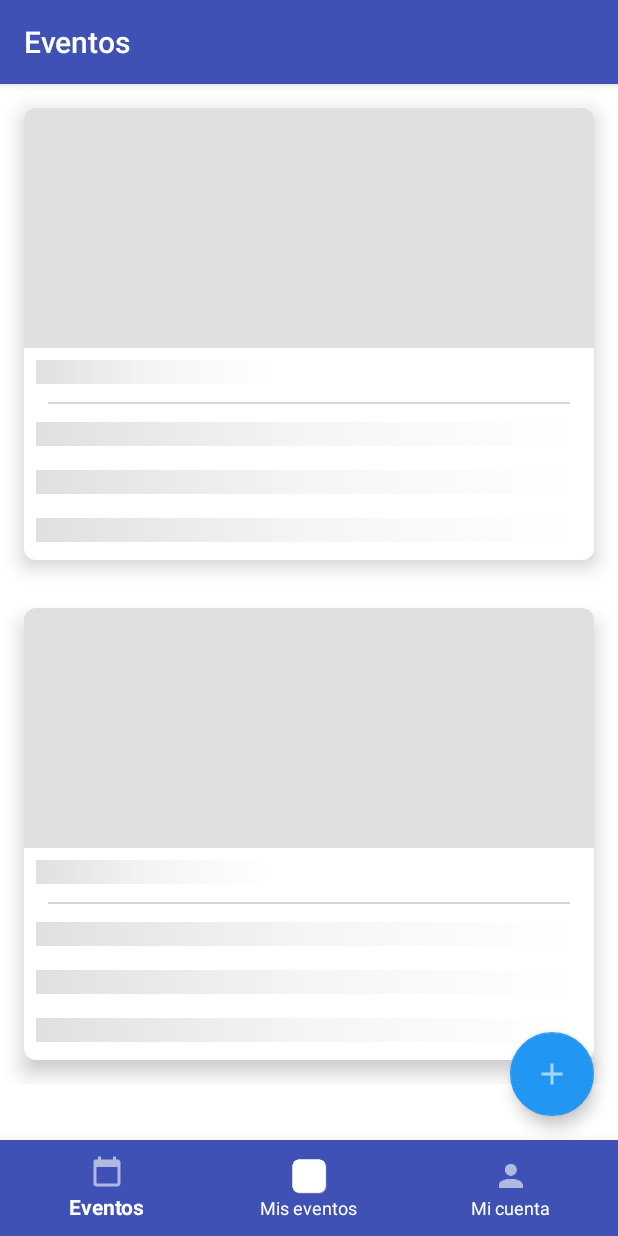
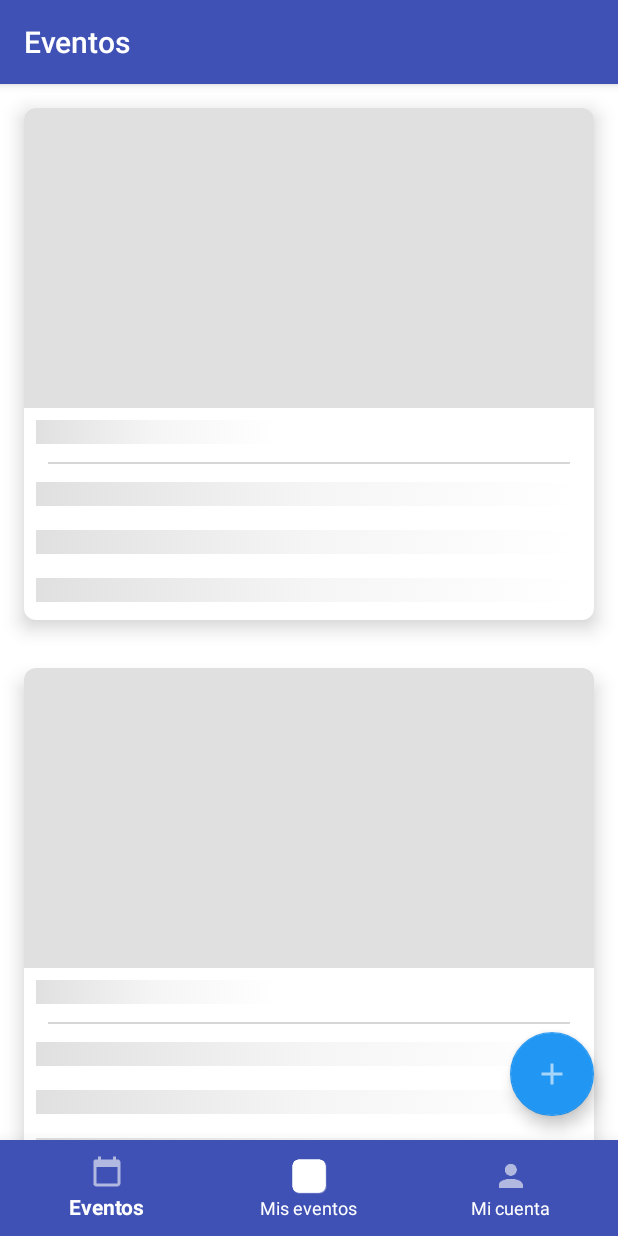
Before and after one commit to ezebongiovi/gouter, an Android app: the NavigationActivity screen opened directly, with no data from a screen before it, on a phone screen of 412 x 824 dp. Run offline under Robolectric (Android 15) with nearby library versions, the phone set to English and light mode, and no system bars; our stand-ins replace Picasso, RxJava, Shimmer; libraries missing offline, so code that uses them is left out: com.jakewharton.rxbinding2; network calls fail; pictures from the network do not load; 1 statement that could not run was skipped.

Commit message:
[IN DRUGS] DONT KNOW WHAT IS BEING COMMITED HERE

```diff
--- a/app/src/main/java/com/testableapp/fragments/EventsFragment.java
+++ b/app/src/main/java/com/testableapp/fragments/EventsFragment.java
@@ -4,6 +4,7 @@ import android.os.Bundle;
 import android.support.annotation.NonNull;
 import android.support.annotation.Nullable;
 import android.support.v4.app.Fragment;
+import android.support.v4.widget.SwipeRefreshLayout;
 import android.support.v7.widget.LinearSnapHelper;
 import android.support.v7.widget.RecyclerView;
 import android.view.LayoutInflater;
@@ -23,7 +24,8 @@ import com.testableapp.views.EventsView;
 import java.util.List;
 
 public class EventsFragment extends AbstractMvpFragment<EventsPresenter>
-        implements EventsView, EventsAdapter.OnEventClick, PaginationAdapter.PaginationListener {
+        implements EventsView, EventsAdapter.OnEventClick, PaginationAdapter.PaginationListener,
+        SwipeRefreshLayout.OnRefreshListener {
 
     private static final String EXTRA_TYPE = "EXTRA_TYPE";
     private static final int VIEW_PROGRESS = 0;
@@ -32,6 +34,7 @@ public class EventsFragment extends AbstractMvpFragment<EventsPresenter>
 
     private EventsAdapter mAdapter;
     private ViewFlipper mFlipper;
+    private SwipeRefreshLayout mRefreshLayout;
 
     /**
      * Factory method for building fragment with necessary initialization data.
@@ -58,8 +61,10 @@ public class EventsFragment extends AbstractMvpFragment<EventsPresenter>
 
         final RecyclerView listView = view.findViewById(R.id.eventsList);
         final LinearSnapHelper snapHelper = new LinearSnapHelper();
+        mRefreshLayout = view.findViewById(R.id.refreshLayout);
+
+        mRefreshLayout.setOnRefreshListener(this);
         snapHelper.attachToRecyclerView(listView);
-
         mFlipper = view.findViewById(R.id.viewFlipper);
         mAdapter = new EventsAdapter(this);
         mAdapter.attachTo(listView);
@@ -81,6 +86,7 @@ public class EventsFragment extends AbstractMvpFragment<EventsPresenter>
 
     @Override
     public void showRegularLayout() {
+        mRefreshLayout.setRefreshing(false);
         mFlipper.setDisplayedChild(VIEW_REGULAR);
     }
 
@@ -124,4 +130,8 @@ public class EventsFragment extends AbstractMvpFragment<EventsPresenter>
         mPresenter.getEvents(offset);
     }
 
+    @Override
+    public void onRefresh() {
+        mPresenter.getEvents(0);
+    }
 }
--- a/app/src/main/java/com/testableapp/presenters/CreateEventPresenter.java
+++ b/app/src/main/java/com/testableapp/presenters/CreateEventPresenter.java
@@ -15,9 +15,9 @@ import io.reactivex.schedulers.Schedulers;
 
 public class CreateEventPresenter extends AbstractPresenter<CreateEventView> {
 
-    public void createEvent(@NonNull final String authorId, final GEvent gEvent) {
+    public void createEvent(final GEvent gEvent) {
 
-        addDisposable(EventsModel.getInstance().createEvent(gEvent.coverFile, new CreateEvent(authorId, gEvent))
+        addDisposable(EventsModel.getInstance().createEvent(gEvent.coverFile, new CreateEvent(gEvent))
                 .observeOn(AndroidSchedulers.mainThread()).subscribeOn(Schedulers.io())
                 .subscribe(new Consumer<ApiResponse<GEvent>>() {
                     @Override
--- a/app/src/main/res/layout/fragment_events.xml
+++ b/app/src/main/res/layout/fragment_events.xml
@@ -1,5 +1,10 @@
 <?xml version="1.0" encoding="utf-8"?>
-<ViewFlipper xmlns:android="http://schemas.android.com/apk/res/android"
+<android.support.v4.widget.SwipeRefreshLayout xmlns:android="http://schemas.android.com/apk/res/android"
+    android:id="@+id/refreshLayout"
+    android:layout_width="match_parent"
+    android:layout_height="match_parent">
+
+    <ViewFlipper
         android:id="@+id/viewFlipper"
         android:layout_width="match_parent"
         android:layout_height="match_parent"
@@ -28,10 +33,12 @@
             </LinearLayout>
         </ScrollView>
 
+
         <android.support.v7.widget.RecyclerView
             android:id="@+id/eventsList"
             android:layout_width="match_parent"
             android:layout_height="match_parent" />
+
 
         <LinearLayout
             android:layout_width="match_parent"
@@ -61,3 +68,4 @@
                 android:textSize="@dimen/font_size_m" />
         </LinearLayout>
     </ViewFlipper>
+</android.support.v4.widget.SwipeRefreshLayout>
--- a/app/src/main/res/layout/fragment_step_create_event_description.xml
+++ b/app/src/main/res/layout/fragment_step_create_event_description.xml
@@ -17,7 +17,7 @@
             <ImageView
                 android:id="@+id/coverEmpty"
                 android:layout_width="match_parent"
-                android:layout_height="200dp"
+                android:layout_height="@dimen/coverSize"
                 android:background="@color/backgroundGrey_50"
                 android:padding="@dimen/_5m"
                 android:src="@mipmap/holder_camera" />
@@ -25,7 +25,7 @@
             <ImageView
                 android:id="@+id/cover"
                 android:layout_width="match_parent"
-                android:layout_height="200dp"
+                android:layout_height="@dimen/coverSize"
                 android:scaleType="centerCrop"
                 android:visibility="gone" />
 
--- a/app/src/main/res/layout/holder_event.xml
+++ b/app/src/main/res/layout/holder_event.xml
@@ -11,8 +11,10 @@
     android:paddingBottom="@dimen/_0_5m">
 
     <ImageView
+        android:id="@+id/coverView"
         android:layout_width="match_parent"
-        android:layout_height="@dimen/_20m"
+        android:layout_height="@dimen/coverSize"
+        android:scaleType="centerCrop"
         android:background="@drawable/box_radio_grey"
         android:minHeight="@dimen/_10m" />
 
--- a/app/src/main/res/layout/skeleton_holder_event.xml
+++ b/app/src/main/res/layout/skeleton_holder_event.xml
@@ -17,7 +17,7 @@
 
         <ImageView
             android:layout_width="match_parent"
-            android:layout_height="@dimen/_20m"
+            android:layout_height="@dimen/coverSize"
             android:background="@drawable/box_radio_grey"
             android:minHeight="@dimen/_10m" />
 
--- a/app/src/main/res/values/dimens.xml
+++ b/app/src/main/res/values/dimens.xml
@@ -20,4 +20,5 @@
     <dimen name="font_size_xxl">24sp</dimen>
     <dimen name="_0_7_5m">1dp</dimen>
     <dimen name="separator">1dp</dimen>
+    <dimen name="coverSize">200dp</dimen>
 </resources>
```
Also changed, not shown: app/src/main/java/com/testableapp/activities/CreateEventActivity.java (+4 -3 lines), app/src/main/java/com/testableapp/adapters/EventsAdapter.java (+12 -1 lines), app/src/main/java/com/testableapp/dto/Cover.java (added, +39 -0 lines), app/src/main/java/com/testableapp/dto/CreateEvent.java (+3 -10 lines), app/src/main/java/com/testableapp/dto/GEvent.java (+9 -9 lines), app/src/main/java/com/testableapp/dto/Guest.java (+31 -1 lines), app/src/main/java/com/testableapp/fragments/steps/CreateEventGuests.java (+11 -1 lines). Lines whose indentation alone changed are shown as unchanged.
